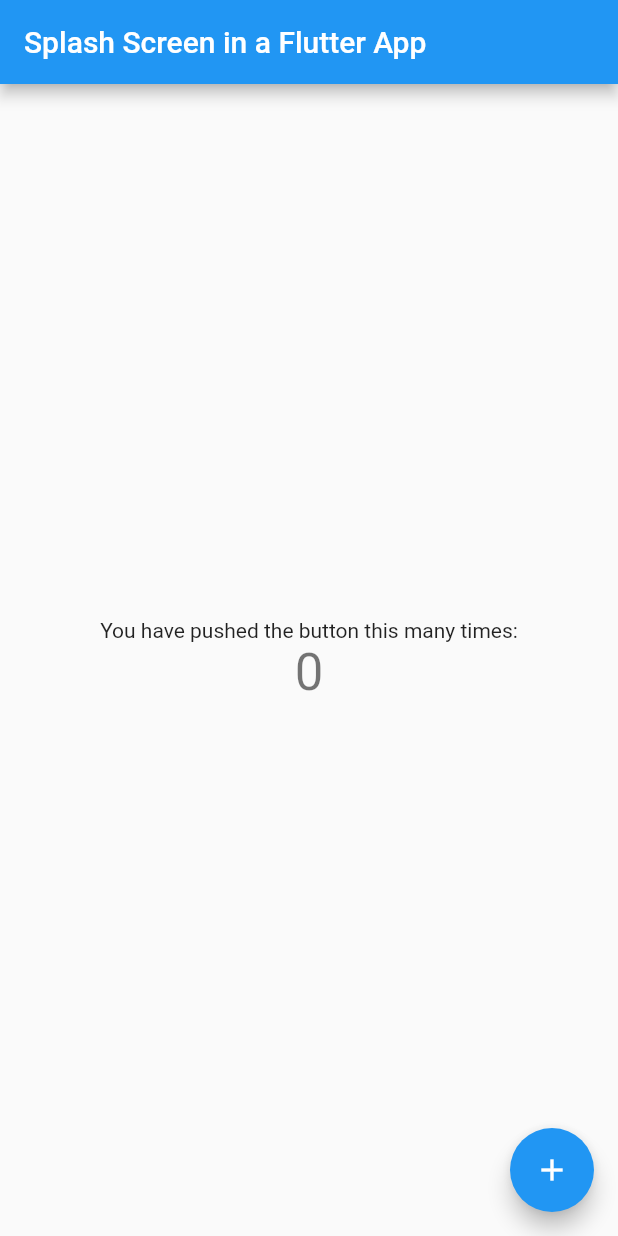
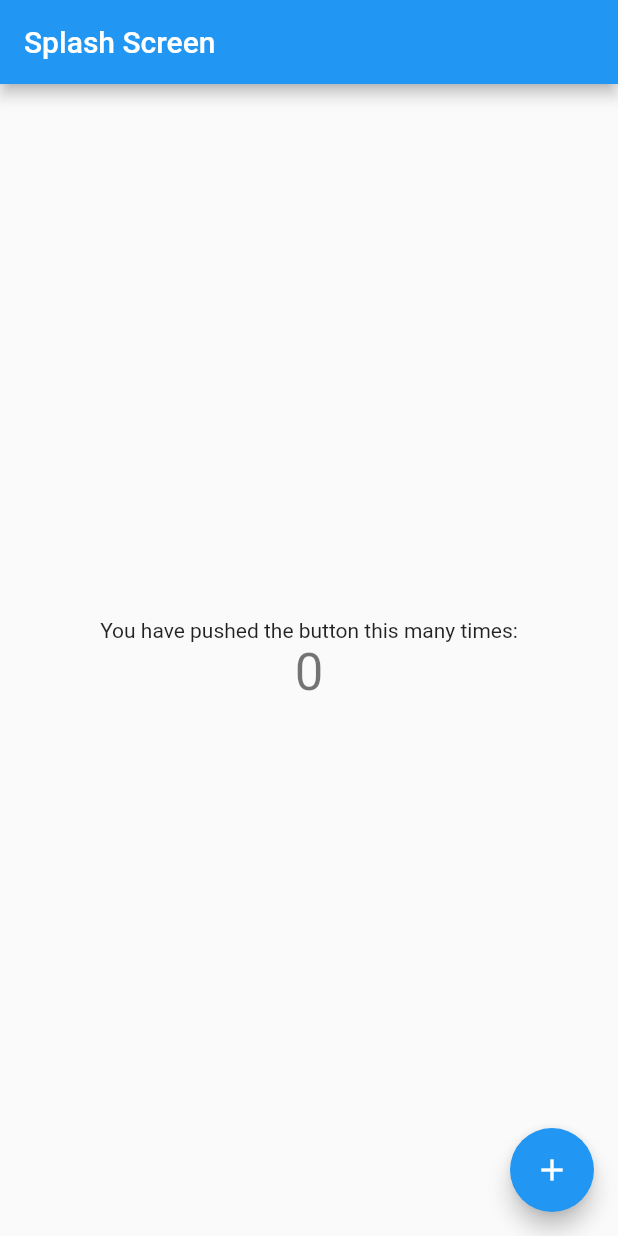
Before and after one commit to gkpiccoli/flutterSplashScreen, a Flutter app: the screen it shows after launch, on a phone screen of 412 x 824 dp. Run offline on Flutter 3.47's test engine with Material 2 defaults, Android fonts, the phone set to English and light mode, and no system bars; our stand-ins replace animated_splash_screen.

Commit message:
update main.dart

```diff
--- a/lib/main.dart
+++ b/lib/main.dart
@@ -22,7 +22,7 @@ class MyApp extends StatelessWidget {
         splashTransition: SplashTransition.fadeTransition,
         backgroundColor: Colors.blue,
         nextScreen: const MyHomePage(
-          title: 'Splash Screen in a Flutter App',
+          title: 'Splash Screen',
         ),
       ),
     );
```
